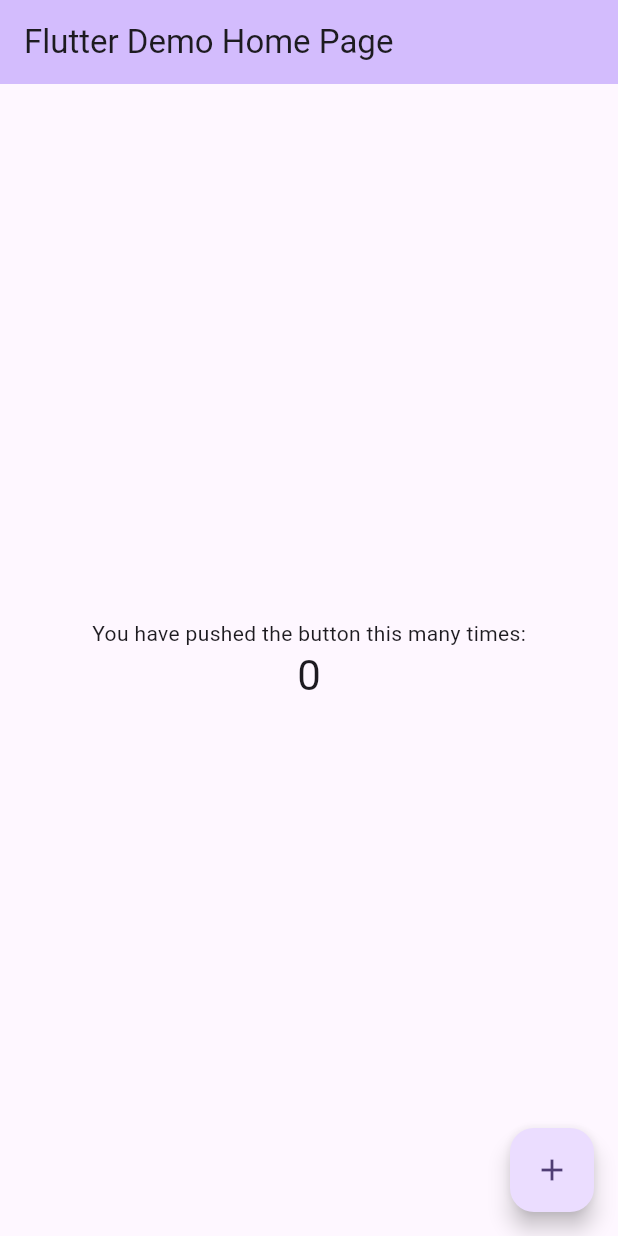
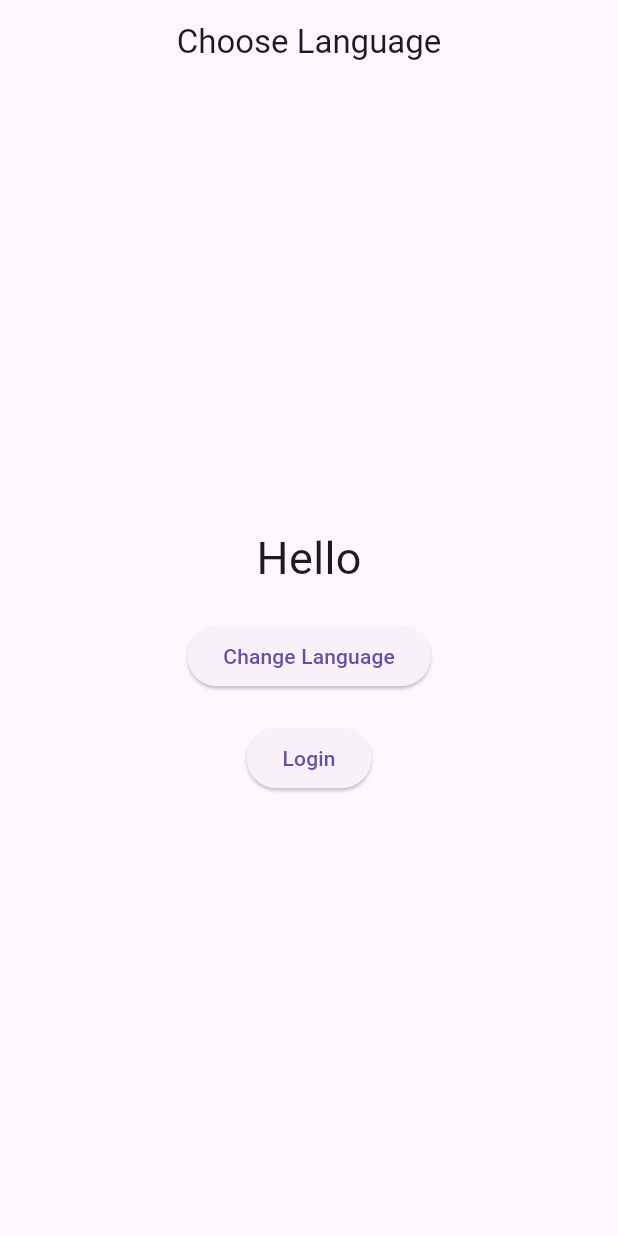
Before and after one commit to asiftonim/flutter_localizations, a Flutter app: the screen it shows after launch, on a phone screen of 412 x 824 dp. Run offline on Flutter 3.47's test engine with Material 3 defaults, Android fonts, the light colour scheme and no system bars; our stand-ins replace shared_preferences.

Commit message:
app setupw

```diff
--- /dev/null
+++ b/lib/app.dart
@@ -0,0 +1,15 @@
+import 'package:flutter/material.dart';
+import 'features/home/presentations/screens/home_page.dart';
+
+class MyApp extends StatelessWidget {
+  const MyApp({super.key});
+
+  @override
+  Widget build(BuildContext context) {
+    return MaterialApp(
+      title: 'Custom Translator App',
+      debugShowCheckedModeBanner: false,
+      home: HomePage(),
+    );
+  }
+}
--- /dev/null
+++ b/lib/core/app_translator.dart
@@ -0,0 +1,40 @@
+import 'package:shared_preferences/shared_preferences.dart';
+
+class AppTranslator {
+  AppTranslator._();
+
+  static String currentLanguage = 'en';
+  static final Map<String, Map<String, String>> _translations = {
+    'en': {
+      'hello': 'Hello',
+      'Choose': 'Choose Language',
+      'login': 'Login',
+      'logout': 'Logout',
+      'change_language': 'Change Language',
+    },
+    'bn': {
+      'hello': 'হ্যালো',
+      'Choose': 'ভাষা নির্বাচন করুন',
+      'login': 'লগইন',
+      'logout': 'লগআউট',
+      'change_language': 'ভাষা পরিবর্তন করুন',
+    },
+  };
+
+  static String t(String key) {
+    return _translations[currentLanguage]?[key] ?? key;
+  }
+
+  // Change language & save to SharedPreferences
+  static Future<void> changeLanguage(String langCode) async {
+    currentLanguage = langCode;
+    final prefs = await SharedPreferences.getInstance();
+    await prefs.setString('language_code', langCode);
+  }
+
+  // Load language from SharedPreferences
+  static Future<void> loadLanguage() async {
+    final prefs = await SharedPreferences.getInstance();
+    currentLanguage = prefs.getString('language_code') ?? 'en';
+  }
+}
--- /dev/null
+++ b/lib/features/home/presentations/screens/home_page.dart
@@ -0,0 +1,49 @@
+import 'package:flutter/material.dart';
+import '../../../../core/app_translator.dart';
+
+class HomePage extends StatefulWidget {
+  const HomePage({super.key});
+
+  @override
+  State<HomePage> createState() => _HomePageState();
+}
+
+class _HomePageState extends State<HomePage> {
+  void _toggleLanguage() {
+    setState(() {
+      AppTranslator.changeLanguage(
+          AppTranslator.currentLanguage == 'en' ? 'bn' : 'en');
+    });
+  }
+
+  @override
+  Widget build(BuildContext context) {
+    return Scaffold(
+      appBar: AppBar(
+        centerTitle: true,
+        title: Text(AppTranslator.t('Choose')),
+      ),
+      body: Center(
+        child: Column(
+          mainAxisAlignment: MainAxisAlignment.center,
+          children: [
+            Text(
+              AppTranslator.t('hello'),
+              style: const TextStyle(fontSize: 30),
+            ),
+            const SizedBox(height: 20),
+            ElevatedButton(
+              onPressed: _toggleLanguage,
+              child: Text(AppTranslator.t('change_language')),
+            ),
+            const SizedBox(height: 20),
+            ElevatedButton(
+              onPressed: () {},
+              child: Text(AppTranslator.t('login')),
+            ),
+          ],
+        ),
+      ),
+    );
+  }
+}
--- a/lib/main.dart
+++ b/lib/main.dart
@@ -1,73 +1,10 @@
 import 'package:flutter/material.dart';
 
-void main() {
+import 'app.dart';
+import 'core/app_translator.dart';
+
+void main()  async{
+  WidgetsFlutterBinding.ensureInitialized();
+  await AppTranslator.loadLanguage();
   runApp(const MyApp());
 }
-
-class MyApp extends StatelessWidget {
-  const MyApp({super.key});
-
-  // This widget is the root of your application.
-  @override
-  Widget build(BuildContext context) {
-    return MaterialApp(
-      title: 'Flutter Demo',
-      theme: ThemeData(
-
-        colorScheme: ColorScheme.fromSeed(seedColor: Colors.deepPurple),
-      ),
-      home: const MyHomePage(title: 'Flutter Demo Home Page'),
-    );
-  }
-}
-
-class MyHomePage extends StatefulWidget {
-  const MyHomePage({super.key, required this.title});
-  final String title;
-
-  @override
-  State<MyHomePage> createState() => _MyHomePageState();
-}
-
-class _MyHomePageState extends State<MyHomePage> {
-  int _counter = 0;
-
-  void _incrementCounter() {
-    setState(() {
-
-      _counter++;
-    });
-  }
-
-  @override
-  Widget build(BuildContext context) {
-
-    return Scaffold(
-      appBar: AppBar(
-
-        backgroundColor: Theme.of(context).colorScheme.inversePrimary,
-
-        title: Text(widget.title),
-      ),
-      body: Center(
-
-        child: Column(
-
-          mainAxisAlignment: MainAxisAlignment.center,
-          children: <Widget>[
-            const Text('You have pushed the button this many times:'),
-            Text(
-              '$_counter',
-              style: Theme.of(context).textTheme.headlineMedium,
-            ),
-          ],
-        ),
-      ),
-      floatingActionButton: FloatingActionButton(
-        onPressed: _incrementCounter,
-        tooltip: 'Increment',
-        child: const Icon(Icons.add),
-      ),
-    );
-  }
-}
```
Also changed, not shown: lib/features/home/detais/presentations/screens/details_page.dart (added, +19 -0 lines), pubspec.yaml (+16 -70 lines), pubspec.lock, 2 other files.
